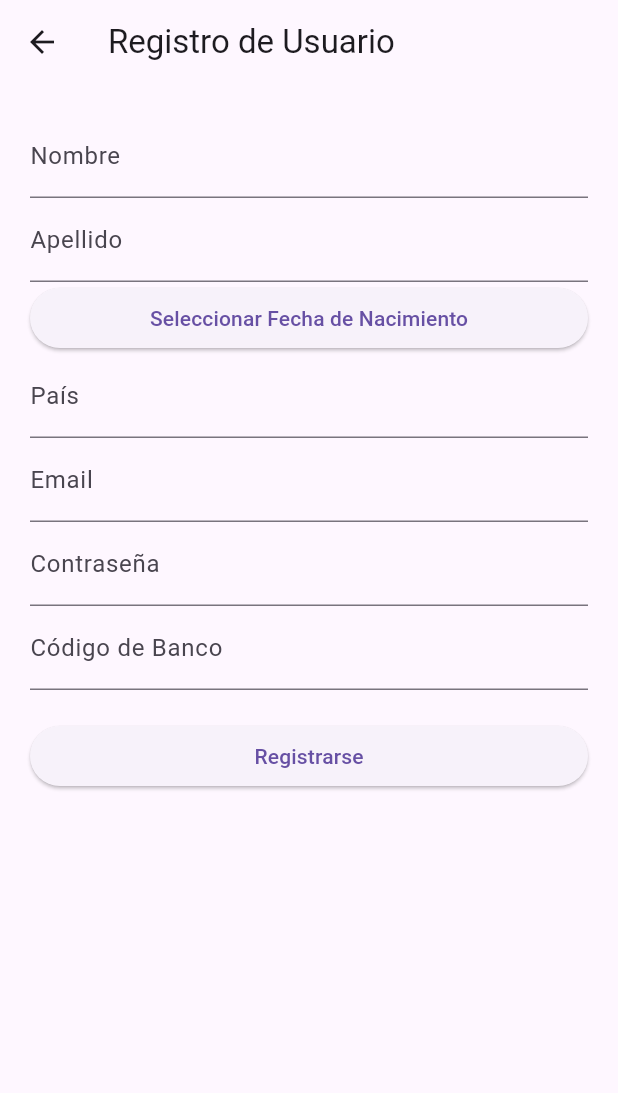
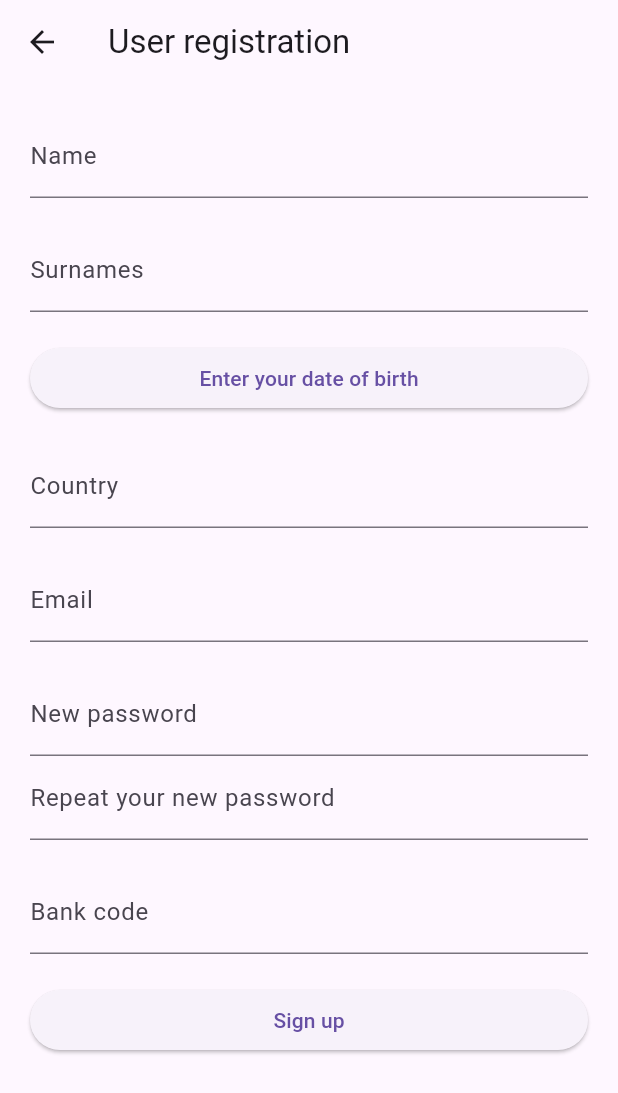
Before and after one commit to 2023-24-TFG-jul/TFG_RPU_2024, a Flutter app: the Register screen opened by its route, on a phone screen of 412 x 824 dp. Shown: the top 1093 px of the screen. Run offline on Flutter 3.47's test engine with Material 3 defaults, Android fonts, the phone set to English and light mode, and no system bars; our stand-ins replace cloud_firestore, firebase_core; accounts and stored records are empty.

Commit message:
Control de validaciones de usuario mejoradas

```diff
--- a/appRPU/kairos/lib/models/user.dart
+++ b/appRPU/kairos/lib/models/user.dart
@@ -3,9 +3,9 @@ import 'package:cloud_firestore/cloud_firestore.dart';
 class User {
   final String name;
   final String surname;
-  final String birthdate;
+  final String birthdate;   // no editable
   final String country;
-  final String email;
+  final String email;       // no editable
   final String password;
   final String bankCode;
 
@@ -77,7 +77,18 @@ class UserRepository {
   }
 
   // UPDATE
-  Future<void> updateUser(String uid, String newName) async {
-    await _db.collection("users").doc(uid).update({"name": newName});
+  Future<void> updateUser(String uid,
+                          String newName,
+                          String newSurname,
+                          String newCountry,
+                          String newPassword,
+                          String newBankCode) async {
+    await _db.collection("users").doc(uid).update({
+      "name": newName,
+      "surname": newSurname,
+      "country": newCountry,
+      "password": newPassword,
+      "bankCode": newBankCode
+      });
   }
 }
--- a/appRPU/kairos/lib/views/add_user.dart
+++ b/appRPU/kairos/lib/views/add_user.dart
@@ -11,6 +11,7 @@ class Register extends StatefulWidget {
 }
 
 class _RegisterState extends State<Register> {
+
   DateTime? _selectedDate;
 
   final TextEditingController _nameController = TextEditingController();
@@ -18,6 +19,7 @@ class _RegisterState extends State<Register> {
   final TextEditingController _countryController = TextEditingController();
   final TextEditingController _emailController = TextEditingController();
   final TextEditingController _passwordController = TextEditingController();
+  final TextEditingController _passwordRepeatController = TextEditingController();
   final TextEditingController _bankCodeController = TextEditingController();
 
   final UserRepository _userRepository = UserRepository();
@@ -26,7 +28,7 @@ class _RegisterState extends State<Register> {
   Widget build(BuildContext context) {
     return Scaffold(
       appBar: AppBar(
-        title: const Text('Registro de Usuario'),
+        title: const Text('User registration'),
       ),
       body: SingleChildScrollView(
         padding: const EdgeInsets.all(20.0),
@@ -35,43 +37,54 @@ class _RegisterState extends State<Register> {
           children: [
             TextField(
               controller: _nameController,
-              decoration: const InputDecoration(labelText: 'Nombre'),
+              decoration: const InputDecoration(labelText: 'Name'),
             ),
+            const SizedBox(height: 20.0),
             TextField(
               controller: _surnameController,
-              decoration: const InputDecoration(labelText: 'Apellido'),
+              decoration: const InputDecoration(labelText: 'Surnames'),
             ),
+            const SizedBox(height: 20.0),
             ElevatedButton(
               onPressed: () => _selectDate(context),
               child: Text(
                 _selectedDate != null
-                    ? 'Fecha de Nacimiento: ${_selectedDate!.day}/${_selectedDate!.month}/${_selectedDate!.year}'
-                    : 'Seleccionar Fecha de Nacimiento',
+                    ? 'Date of birth: ${_selectedDate!.day}/${_selectedDate!.month}/${_selectedDate!.year}'
+                    : 'Enter your date of birth',
               ),
             ),
+            const SizedBox(height: 20.0),
             TextField(
               controller: _countryController,
-              decoration: const InputDecoration(labelText: 'País'),
+              decoration: const InputDecoration(labelText: 'Country'),
             ),
+            const SizedBox(height: 20.0),
             TextField(
               controller: _emailController,
               decoration: const InputDecoration(labelText: 'Email'),
             ),
+            const SizedBox(height: 20.0),
             TextField(
               controller: _passwordController,
-              decoration: const InputDecoration(labelText: 'Contraseña'),
+              decoration: const InputDecoration(labelText: 'New password'),
               obscureText: true,
             ),
             TextField(
+              controller: _passwordRepeatController,
+              decoration: const InputDecoration(labelText: 'Repeat your new password'),
+              obscureText: true,
+            ),
+            const SizedBox(height: 20.0),
+            TextField(
               controller: _bankCodeController,
-              decoration: const InputDecoration(labelText: 'Código de Banco'),
+              decoration: const InputDecoration(labelText: 'Bank code'),
             ),
             const SizedBox(height: 20.0),
             ElevatedButton(
               onPressed: () {
                 _addUser();
               },
-              child: const Text('Registrarse'),
+              child: const Text('Sign up'),
             ),
           ],
         ),
@@ -80,17 +93,27 @@ class _RegisterState extends State<Register> {
   }
 
   Future<void> _selectDate(BuildContext context) async {
-    final DateTime? picked = await showDatePicker(
+    final DateTime? birthday = await showDatePicker(
       context: context,
       initialDate: DateTime.now(),
       firstDate: DateTime(1900),
       lastDate: DateTime.now(),
     );
-    if (picked != null) {
+    if (birthday != null) {
       setState(() {
-        _selectedDate = picked;
+        _selectedDate = birthday;
       });
     }
+  }
+
+  bool _isUserAdult(DateTime birthdate) {
+    final today = DateTime.now();
+    final age = today.year - birthdate.year;
+    if (today.month < birthdate.month ||
+        (today.month == birthdate.month && today.day < birthdate.day)) {
+      return age - 1 >= 18;
+    }
+    return age >= 18;
   }
 
   void _addUser() async {
@@ -99,7 +122,12 @@ class _RegisterState extends State<Register> {
     String country = _countryController.text;
     String email = _emailController.text;
     String password = _passwordController.text;
+    String passwordRepeat = _passwordRepeatController.text;
     String bankCode = _bankCodeController.text;
+
+    final emailRegex = RegExp(r'^[^@]+@[^@]+\.[^@]+');
+    final passwordRegex = RegExp(r'^(?=.*[0-9])(?=.*[a-z])(?=.*[A-Z])(?=.*\W).+$');
+    final nameSurnameCountryRegex = RegExp(r'^[^0-9]+$');
 
     if (_selectedDate == null ||
         name.isEmpty ||
@@ -108,46 +136,47 @@ class _RegisterState extends State<Register> {
         email.isEmpty ||
         password.isEmpty ||
         bankCode.isEmpty) {
-      showDialog(
-        context: context,
-        builder: (BuildContext context) {
-          return AlertDialog(
-            title: const Text('Campos faltantes'),
-            content: const Text('Por favor complete todos los campos.'),
-            actions: <Widget>[
-              TextButton(
-                onPressed: () {
-                  Navigator.of(context).pop();
-                },
-                child: const Text('OK'),
-              ),
-            ],
-          );
-        },
-      );
+      _showDialog('Missing fields', 'Please complete all fields.');
+      return;
+    }
+
+    if (!nameSurnameCountryRegex.hasMatch(name) ||
+        !nameSurnameCountryRegex.hasMatch(surname) ||
+        !nameSurnameCountryRegex.hasMatch(country) ||
+        name == 'null' || surname == 'null' || country == 'null') { // control para no inyectar null
+      _showDialog('Invalid fields', 'The fields name, surname and country cannot contain numbers.');
+      return;
+    }
+
+    if (!_isUserAdult(_selectedDate!)) {
+      _showDialog('Underage user', 'You must be at least 18 years old to register.');
+      return;
+    }
+
+    if (!emailRegex.hasMatch(email)) {
+      _showDialog('Invalid email address', 'Please enter an email address according to the general form.');
+      return;
+    }
+
+    if (!passwordRegex.hasMatch(password)) {
+      _showDialog('Incorrect password', 'The password must contain at least one number, one lower case letter, one upper case letter and one special character.');
+      return;
+    }
+
+    if (password != passwordRepeat) {
+      _showDialog('Incorrect password', 'Both passwords must be the same.');
+      return;
+    }
+
+    if (bankCode == 'null') { // control para no inyectar null
+      _showDialog('Null error', 'There is no bank account with the term null.');
       return;
     }
 
     // Usuario existe?
     bool userExists = await _userRepository.checkUserExists(email);
     if (userExists) {
-      showDialog(
-        context: context,
-        builder: (BuildContext context) {
-          return AlertDialog(
-            title: const Text('Error'),
-            content: const Text('El usuario ya existe.'),
-            actions: <Widget>[
-              TextButton(
-                onPressed: () {
-                  Navigator.of(context).pop();
-                },
-                child: const Text('OK'),
-              ),
-            ],
-          );
-        },
-      );
+      _showDialog('Error', 'The user already exists.');
       return;
     }
 
@@ -161,30 +190,19 @@ class _RegisterState extends State<Register> {
         password: password,
         bankCode: bankCode,
       ));
+      _showDialog('Registration successful', 'User successfully registered.');
+    } catch (e) {
+      _showDialog('Error', 'Error registering user.: $e');
+    }
+  }
+
+  void _showDialog(String title, String content) {
     showDialog(
       context: context,
       builder: (BuildContext context) {
         return AlertDialog(
-            title: const Text('Registro exitoso'),
-            content: const Text('Usuario registrado exitosamente.'),
-            actions: <Widget>[
-              TextButton(
-                onPressed: () {
-                  Navigator.of(context).pop();
-                },
-                child: const Text('OK'),
-              ),
-            ],
-          );
-        },
-      );
-    } catch (e) {
-      showDialog(
-        context: context,
-        builder: (BuildContext context) {
-          return AlertDialog(
-            title: const Text('Error'),
-            content: Text('Error al registrar usuario: $e'),
+          title: Text(title),
+          content: Text(content),
           actions: <Widget>[
             TextButton(
               onPressed: () {
@@ -198,4 +216,3 @@ class _RegisterState extends State<Register> {
     );
   }
 }
-}
```
Lines whose indentation alone changed are shown as unchanged.
